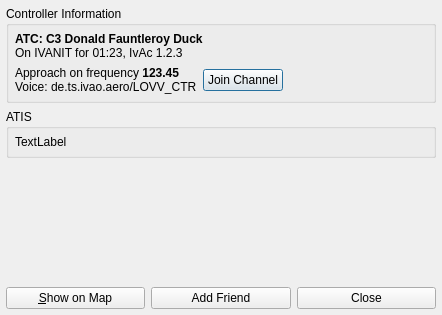
This is branches/jonas_unstable/QuteScoop/gui/ControllerDetails.ui in qutescoop/qutescoop as Qt 5 draws it before an edit. The edited form follows.
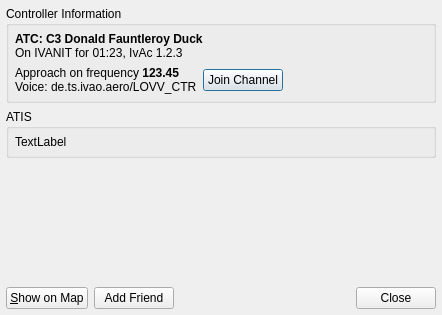
This is the edited form. Icons and pictures are not drawn.

The edit to the form file:
```diff
--- a/branches/jonas_unstable/QuteScoop/gui/ControllerDetails.ui
+++ b/branches/jonas_unstable/QuteScoop/gui/ControllerDetails.ui
@@ -166,12 +166,9 @@
       </widget>
      </item>
      <item>
-      <widget class="QPushButton" name="buttonClose" >
-       <property name="text" >
-        <string>Close</string>
-       </property>
-       <property name="shortcut" >
-        <string>Esc</string>
+      <widget class="QDialogButtonBox" name="buttonBox">
+       <property name="standardButtons">
+        <set>QDialogButtonBox::Close</set>
        </property>
       </widget>
      </item>
```
Left out of the diff: 162 changed lines with no effect on the pictures.
